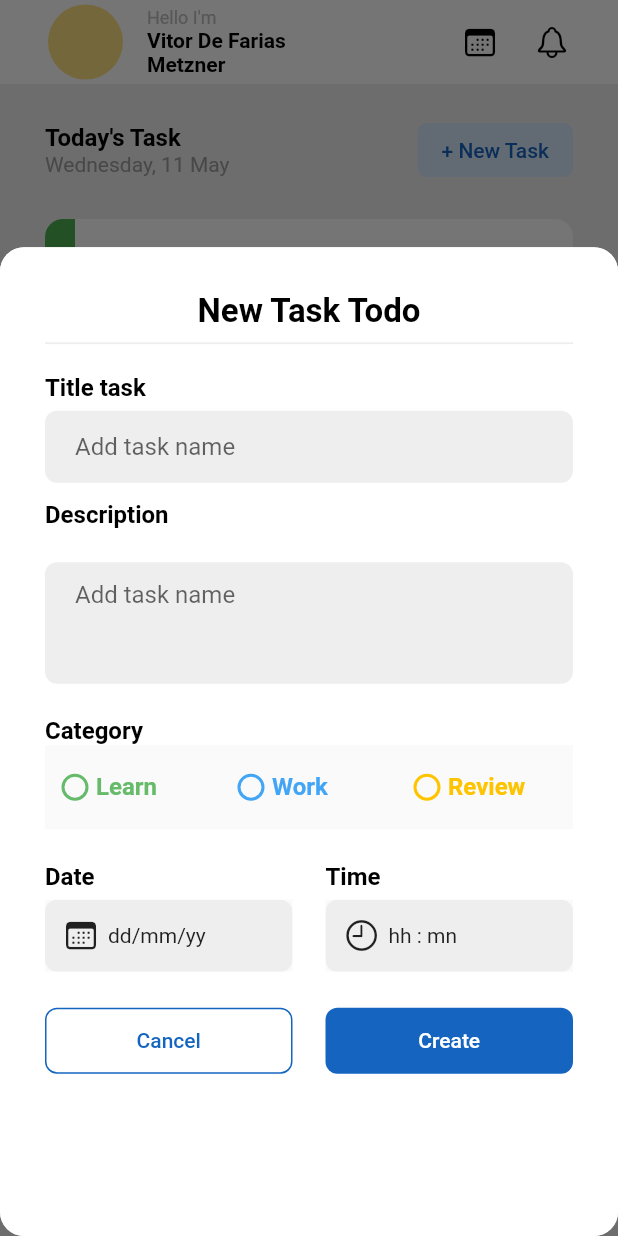
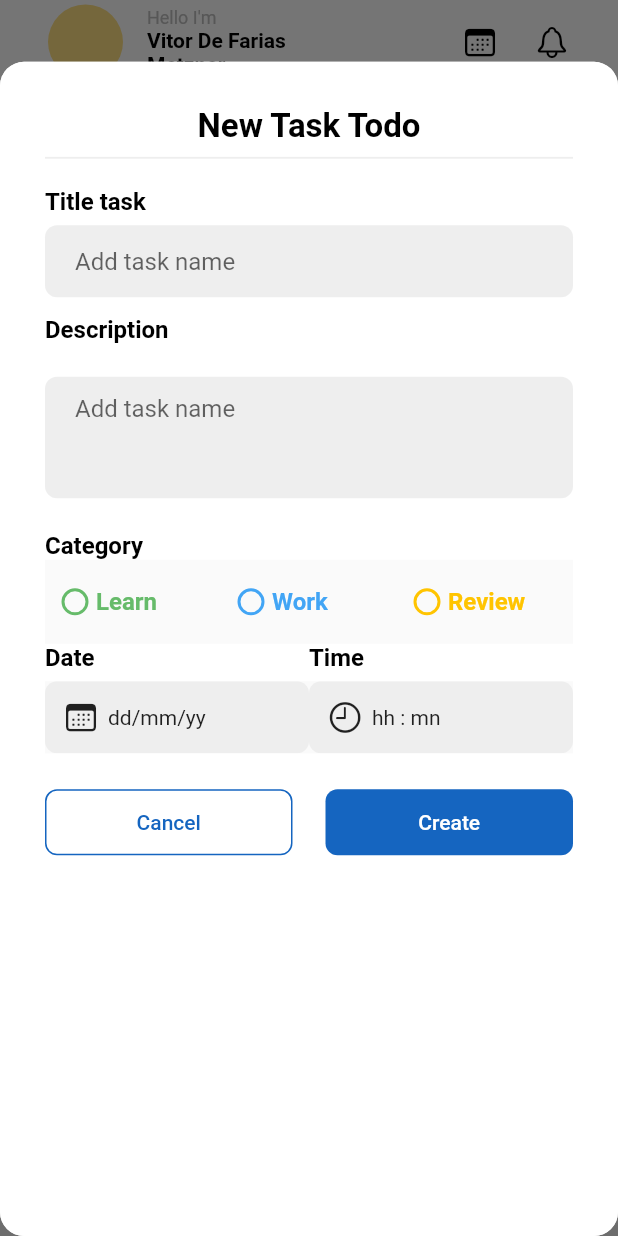
Before and after one commit to vitorfarias001/flutter-todo-app, a Flutter app: the screen it shows after launch, after a tap on "+ New Task", on a phone screen of 412 x 824 dp. Run offline on Flutter 3.47's test engine with Material 2 defaults, Android fonts, the phone set to English and light mode, and no system bars; our stand-ins replace cloud_firestore, firebase_core, flutter_riverpod, gap; accounts and stored records are empty.

Commit message:
add home screen , add create crud operation and controllers

```diff
--- a/lib/main.dart
+++ b/lib/main.dart
@@ -4,10 +4,8 @@ import 'package:firebase_core/firebase_core.dart';
 import 'package:flutter/cupertino.dart';
 import 'package:flutter/material.dart';
 import 'package:flutter_riverpod/flutter_riverpod.dart';
-import 'package:gap/gap.dart';
-import 'package:todo_app/widgets/card_list_widget.dart';
-import 'widgets/show_modal.dart';
 import 'package:todo_app/firebase_options.dart';
+import 'package:todo_app/views/home_screen.dart';
 
 void main() async {
   WidgetsFlutterBinding.ensureInitialized();
@@ -23,98 +21,3 @@ void main() async {
     ),
   ));
 }
-
-class HomePage extends StatelessWidget {
-  const HomePage({Key? key}) : super(key: key);
-
-  @override
-  Widget build(BuildContext context) {
-    return Scaffold(
-      backgroundColor: Colors.grey.shade200,
-      appBar: AppBar(
-        backgroundColor: Colors.white,
-        foregroundColor: Colors.black,
-        elevation: 0,
-        title: ListTile(
-          leading: CircleAvatar(
-            backgroundColor: Colors.amber.shade200,
-            radius: 25,
-          ),
-          title: Text('Hello I\'m',
-              style: TextStyle(fontSize: 12, color: Colors.grey.shade400)),
-          subtitle: const Text(
-            'Vitor De Farias Metzner',
-            style: TextStyle(fontWeight: FontWeight.bold, color: Colors.black),
-          ),
-        ),
-        actions: [
-          Padding(
-            padding: const EdgeInsets.symmetric(horizontal: 20),
-            child: Row(children: [
-              IconButton(
-                onPressed: () {},
-                icon: const Icon(CupertinoIcons.calendar),
-              ),
-              IconButton(
-                onPressed: () {},
-                icon: const Icon(CupertinoIcons.bell),
-              )
-            ]),
-          )
-        ],
-      ),
-      body: SingleChildScrollView(
-        child: Padding(
-          padding: const EdgeInsets.symmetric(horizontal: 30),
-          child: Column(children: [
-            const Gap(20),
-            Row(
-              mainAxisAlignment: MainAxisAlignment.spaceBetween,
-              children: [
-                Column(
-                  crossAxisAlignment: CrossAxisAlignment.start,
-                  children: const [
-                    Text(
-                      'Today\'s Task',
-                      style: TextStyle(
-                          fontSize: 16,
-                          fontWeight: FontWeight.bold,
-                          color: Colors.black),
-                    ),
-                    Text(
-                      'Wednesday, 11 May',
-                      style: TextStyle(color: Colors.grey),
-                    ),
-                  ],
-                ),
-                ElevatedButton(
-                  style: ElevatedButton.styleFrom(
-                      backgroundColor: const Color(0xFFD5E8FA),
-                      foregroundColor: Colors.blue.shade800,
-                      elevation: 0,
-                      shape: RoundedRectangleBorder(
-                          borderRadius: BorderRadius.circular(6))),
-                  onPressed: () => showModalBottomSheet(
-                      isScrollControlled: true,
-                      shape: RoundedRectangleBorder(
-                          borderRadius: BorderRadius.circular(16)),
-                      context: context,
-                      builder: (context) => const AddNewTaskModal()),
-                  child: const Text(
-                    '+ New Task',
-                  ),
-                ),
-              ],
-            ),
-            const Gap(22),
-            ListView.builder(
-              itemCount: 1,
-              shrinkWrap: true,
-              itemBuilder: (context, index) => const CardListWidget(),
-            ),
-          ]),
-        ),
-      ),
-    );
-  }
-}
--- /dev/null
+++ b/lib/services/todo_services.dart
@@ -0,0 +1,11 @@
+import 'package:cloud_firestore/cloud_firestore.dart';
+import 'package:todo_app/model/todo_interface.dart';
+
+class TodoServices {
+  final todoCollection = FirebaseFirestore.instance.collection('todoApp');
+
+  //CREATE
+  void addNewTask(TodoModel model) {
+    todoCollection.add(model.toMap());
+  }
+}
--- /dev/null
+++ b/lib/views/home_screen.dart
@@ -0,0 +1,100 @@
+import 'package:flutter/cupertino.dart';
+import 'package:flutter/material.dart';
+import 'package:gap/gap.dart';
+import 'package:todo_app/widgets/card_list_widget.dart';
+import 'package:todo_app/widgets/show_modal.dart';
+
+class HomePage extends StatelessWidget {
+  const HomePage({Key? key}) : super(key: key);
+
+  @override
+  Widget build(BuildContext context) {
+    return Scaffold(
+      backgroundColor: Colors.grey.shade200,
+      appBar: AppBar(
+        backgroundColor: Colors.white,
+        foregroundColor: Colors.black,
+        elevation: 0,
+        title: ListTile(
+          leading: CircleAvatar(
+            backgroundColor: Colors.amber.shade200,
+            radius: 25,
+          ),
+          title: Text('Hello I\'m',
+              style: TextStyle(fontSize: 12, color: Colors.grey.shade400)),
+          subtitle: const Text(
+            'Vitor De Farias Metzner',
+            style: TextStyle(fontWeight: FontWeight.bold, color: Colors.black),
+          ),
+        ),
+        actions: [
+          Padding(
+            padding: const EdgeInsets.symmetric(horizontal: 20),
+            child: Row(children: [
+              IconButton(
+                onPressed: () {},
+                icon: const Icon(CupertinoIcons.calendar),
+              ),
+              IconButton(
+                onPressed: () {},
+                icon: const Icon(CupertinoIcons.bell),
+              )
+            ]),
+          )
+        ],
+      ),
+      body: SingleChildScrollView(
+        child: Padding(
+          padding: const EdgeInsets.symmetric(horizontal: 30),
+          child: Column(children: [
+            const Gap(20),
+            Row(
+              mainAxisAlignment: MainAxisAlignment.spaceBetween,
+              children: [
+                Column(
+                  crossAxisAlignment: CrossAxisAlignment.start,
+                  children: const [
+                    Text(
+                      'Today\'s Task',
+                      style: TextStyle(
+                          fontSize: 16,
+                          fontWeight: FontWeight.bold,
+                          color: Colors.black),
+                    ),
+                    Text(
+                      'Wednesday, 11 May',
+                      style: TextStyle(color: Colors.grey),
+                    ),
+                  ],
+                ),
+                ElevatedButton(
+                  style: ElevatedButton.styleFrom(
+                      backgroundColor: const Color(0xFFD5E8FA),
+                      foregroundColor: Colors.blue.shade800,
+                      elevation: 0,
+                      shape: RoundedRectangleBorder(
+                          borderRadius: BorderRadius.circular(6))),
+                  onPressed: () => showModalBottomSheet(
+                      isScrollControlled: true,
+                      shape: RoundedRectangleBorder(
+                          borderRadius: BorderRadius.circular(16)),
+                      context: context,
+                      builder: (context) => AddNewTaskModal()),
+                  child: const Text(
+                    '+ New Task',
+                  ),
+                ),
+              ],
+            ),
+            const Gap(22),
+            ListView.builder(
+              itemCount: 1,
+              shrinkWrap: true,
+              itemBuilder: (context, index) => const CardListWidget(),
+            ),
+          ]),
+        ),
+      ),
+    );
+  }
+}
--- a/lib/widgets/show_modal.dart
+++ b/lib/widgets/show_modal.dart
@@ -11,16 +11,19 @@ import 'package:todo_app/widgets/radio_widget.dart';
 import 'package:todo_app/widgets/textfield_widget.dart';
 
 class AddNewTaskModal extends ConsumerWidget {
-  const AddNewTaskModal({
+  AddNewTaskModal({
     Key? key,
   }) : super(key: key);
+
+  final titleController = TextEditingController();
+  final descriptionController = TextEditingController();
 
   @override
   Widget build(BuildContext context, WidgetRef ref) {
     final dateProv = ref.watch(dateProvider);
     return Container(
       padding: const EdgeInsets.all(30),
-      height: MediaQuery.of(context).size.height * 0.80,
+      height: MediaQuery.of(context).size.height * 0.95,
       decoration: BoxDecoration(
         color: Colors.white,
         borderRadius: BorderRadius.circular(16),
@@ -45,14 +48,21 @@ class AddNewTaskModal extends ConsumerWidget {
         const Gap(12),
         const Text('Title task', style: AppStyle.headingStyle),
         const Gap(6),
-        const TextFieldWidget(maxLine: 1, hintText: 'Add task name'),
+        TextFieldWidget(
+          maxLine: 1,
+          hintText: 'Add task name',
+          txtController: titleController,
+        ),
         const Gap(12),
         const Text(
           'Description',
           style: AppStyle.headingStyle,
         ),
         const Gap(22),
-        const TextFieldWidget(maxLine: 3, hintText: 'Add Descriptions'),
+        TextFieldWidget(
+            maxLine: 3,
+            hintText: 'Add Descriptions',
+            txtController: descriptionController),
         const Gap(22),
         const Text('Category', style: AppStyle.headingStyle),
         Row(
@@ -86,7 +96,6 @@ class AddNewTaskModal extends ConsumerWidget {
             )
           ],
         ),
-        const Gap(22),
         Row(
           mainAxisAlignment: MainAxisAlignment.spaceBetween,
           children: [
@@ -108,7 +117,6 @@ class AddNewTaskModal extends ConsumerWidget {
                 }
               },
             ),
-            const Gap(22),
             DateTimeWidget(
               titleText: 'Time',
               valueText: ref.watch(timeProvider),
@@ -156,7 +164,9 @@ class AddNewTaskModal extends ConsumerWidget {
                       borderRadius: BorderRadius.circular(8),
                     ),
                     padding: const EdgeInsets.symmetric(vertical: 14)),
-                onPressed: () {},
+                onPressed: () {
+
+                },
                 child: const Text('Create'),
               ),
             ),
--- a/lib/widgets/textfield_widget.dart
+++ b/lib/widgets/textfield_widget.dart
@@ -1,14 +1,15 @@
 import 'package:flutter/material.dart';
 
 class TextFieldWidget extends StatelessWidget {
-  const TextFieldWidget({
-    super.key,
-    required this.maxLine,
-    required this.hintText,
-  });
+  const TextFieldWidget(
+      {super.key,
+      required this.maxLine,
+      required this.hintText,
+      required this.txtController});
 
   final String hintText;
   final int maxLine;
+  final TextEditingController txtController;
   @override
   Widget build(BuildContext context) {
     return Container(
@@ -18,6 +19,7 @@ class TextFieldWidget extends StatelessWidget {
         borderRadius: BorderRadius.circular(8),
       ),
       child: TextField(
+        controller: txtController,
         decoration: const InputDecoration(
             enabledBorder: InputBorder.none,
             focusedBorder: InputBorder.none,
```
Also changed, not shown: lib/model/todo_interface.dart (renamed from lib/interfaces/todo_interface.dart), 1 other file.
